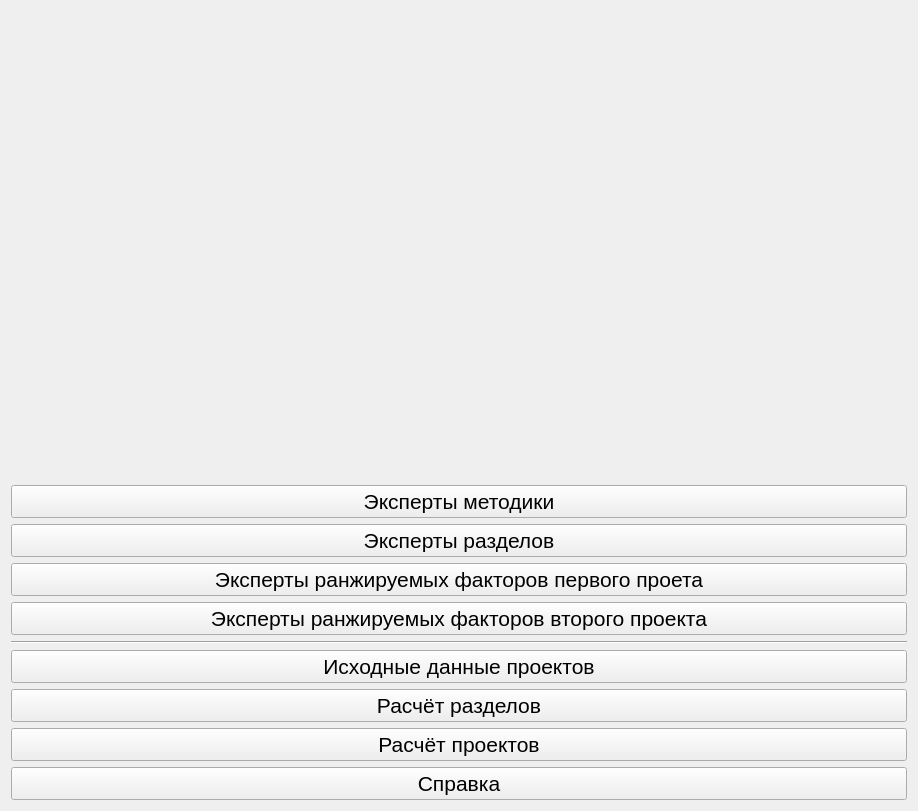
Above: expertreviewlib/modechooser.ui from AndreyMlashkin/ExpertReview before the change. Below: the same form after it.
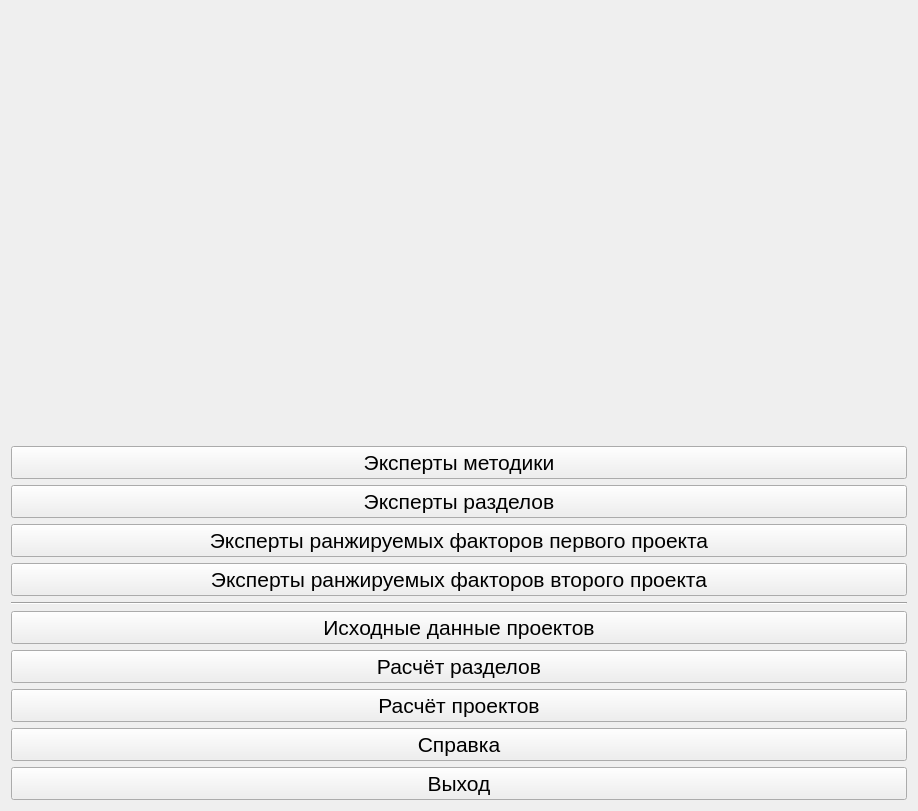
That is the form after the change.

Commit message: added exit buttons

The edit to the form file:
```diff
--- a/expertreviewlib/modechooser.ui
+++ b/expertreviewlib/modechooser.ui
@@ -60,7 +60,7 @@
       </font>
      </property>
      <property name="text">
-      <string>Эксперты ранжируемых факторов первого проета</string>
+      <string>Эксперты ранжируемых факторов первого проекта</string>
      </property>
     </widget>
    </item>
@@ -131,6 +131,18 @@
      </property>
     </widget>
    </item>
+   <item>
+    <widget class="QPushButton" name="exit">
+     <property name="font">
+      <font>
+       <pointsize>16</pointsize>
+      </font>
+     </property>
+     <property name="text">
+      <string>Выход</string>
+     </property>
+    </widget>
+   </item>
   </layout>
  </widget>
  <resources/>
```
Left out of the diff: 19 changed lines with no effect on the pictures. The commit also changes 1 other file.
